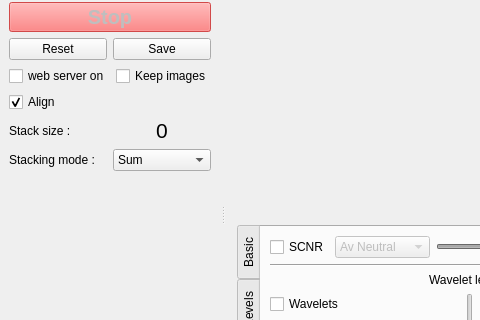
The window that src/als/ui/als_ui.ui (gehelem/als) describes before a commit, drawn with Qt 5; both pictures show x 0 to 480 and y 81 to 401 of the 1094 by 828 pixel window.
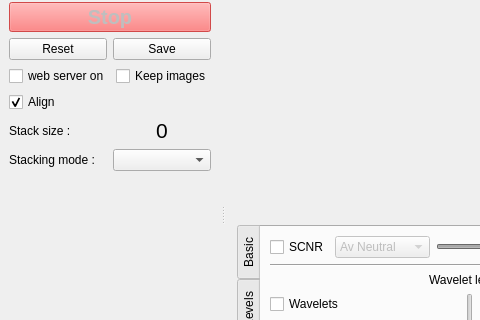
The same window after the commit. Icons and pictures are not drawn.

Commit message: Make chosen stacking mode available to Stacker

The edit to the form file:
```diff
--- a/src/als/ui/als_ui.ui
+++ b/src/als/ui/als_ui.ui
@@ -1208,16 +1208,6 @@
            <height>30</height>
           </size>
          </property>
-         <item>
-          <property name="text">
-           <string>Sum</string>
-          </property>
-         </item>
-         <item>
-          <property name="text">
-           <string>Mean</string>
-          </property>
-         </item>
         </widget>
        </item>
       </layout>
```
Left out of the diff: 4 changed lines with no effect on the pictures. The commit also changes 2 other files.
